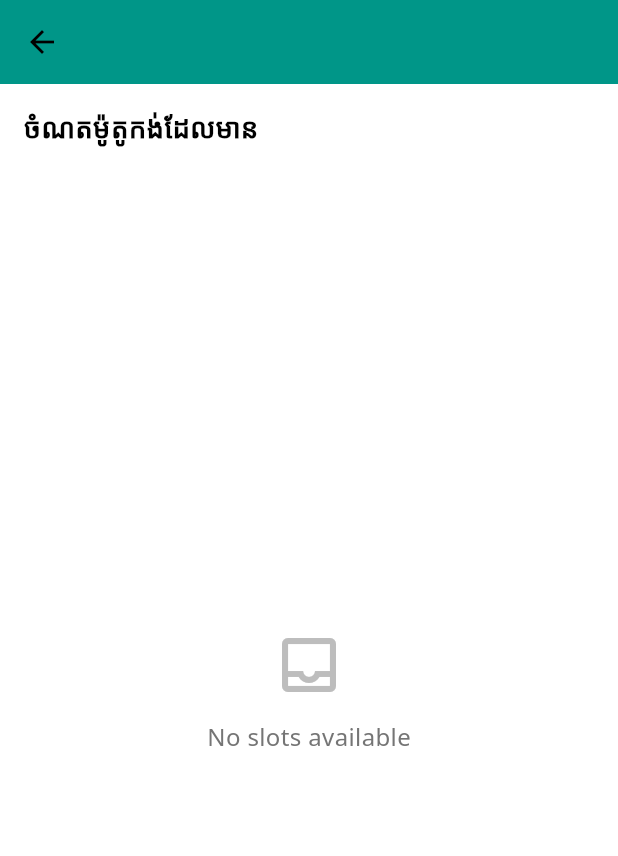
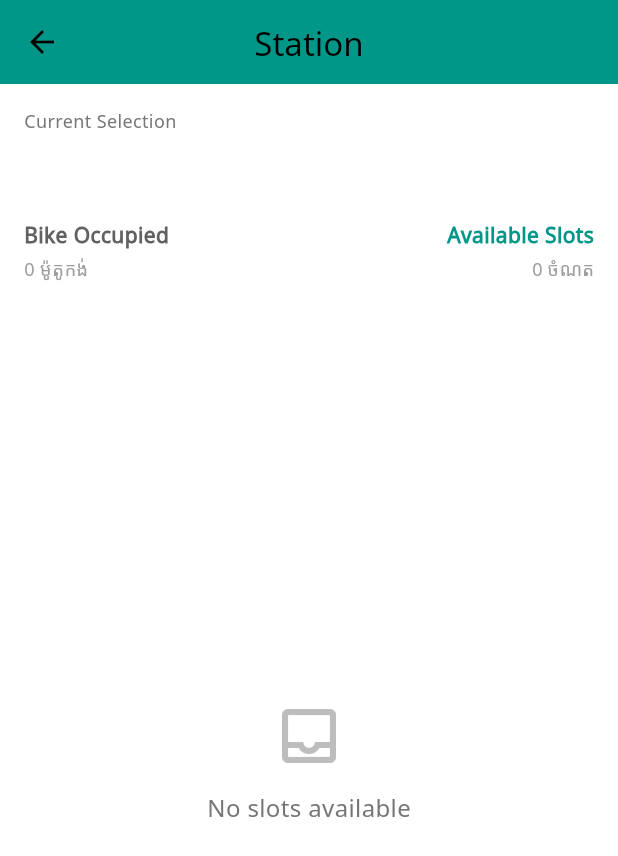
Before and after one commit to CPF-CADT/Velo_PP, a Flutter app: the StationContent screen opened directly with empty values, on a phone screen of 412 x 824 dp. Shown: the top 856 px of the screen. Run offline on Flutter 3.47's test engine with Material 3 defaults, Android fonts, the phone set to English and light mode, and no system bars; our stand-ins replace flutter_map, geolocator, latlong2.

Commit message:
final version

```diff
--- a/lib/l10n/app_localizations.dart
+++ b/lib/l10n/app_localizations.dart
@@ -94,6 +94,7 @@ class AppLocalizations {
     'westdistrict': {'en': 'West District', 'km': 'លិច'},
     'station10': {'en': 'Station 10', 'km': 'ស្ថានីយ ១០'},
     'eastmarket': {'en': 'East Market', 'km': 'កើត'},
+    'total': {'en': 'Total', 'km': 'សរុប'},
   };
 
   String get(String key) {
--- a/lib/services/station_service.dart
+++ b/lib/services/station_service.dart
@@ -15,7 +15,7 @@ class MockStationGeographyService implements StationGeographyService {
   List<Station> generateStations(LatLng userLocation, AppLocalizations loc) {
     return [
       Station(
-        id: 'st_eden',
+        id: 'st_01',
         name: 'Eden Garden Station',
         location: LatLng(
           userLocation.latitude + 0.00045,
@@ -26,7 +26,7 @@ class MockStationGeographyService implements StationGeographyService {
         address: 'Eden Garden',
       ),
       Station(
-        id: 'st_central',
+        id: 'st_02',
         name: 'Central Market Station',
         location: LatLng(
           userLocation.latitude + 0.003,
@@ -37,7 +37,7 @@ class MockStationGeographyService implements StationGeographyService {
         address: 'Phsar Thmei',
       ),
       Station(
-        id: 'st_riverside',
+        id: 'st_03',
         name: 'Riverside Station',
         location: LatLng(
           userLocation.latitude + 0.001,
@@ -48,7 +48,7 @@ class MockStationGeographyService implements StationGeographyService {
         address: 'Sisowath Quay',
       ),
       Station(
-        id: 'st_university',
+        id: 'st_04',
         name: 'University Station',
         location: LatLng(
           userLocation.latitude - 0.004,
@@ -59,7 +59,7 @@ class MockStationGeographyService implements StationGeographyService {
         address: 'Russian Blvd',
       ),
       Station(
-        id: 'st_nightmarket',
+        id: 'st_05',
         name: 'Night Market Station',
         location: LatLng(
           userLocation.latitude - 0.001,
@@ -80,7 +80,7 @@ class RealStationGeographyService implements StationGeographyService {
   List<Station> generateStations(LatLng userLocation, AppLocalizations loc) {
     return [
       Station(
-        id: 'st_eden',
+        id: 'st_01',
         name: 'Eden Garden Station',
         location: const LatLng(11.5622, 104.9152),
         capacity: 12,
@@ -88,7 +88,7 @@ class RealStationGeographyService implements StationGeographyService {
         address: 'Eden Garden',
       ),
       Station(
-        id: 'st_central',
+        id: 'st_02',
         name: 'Central Market Station',
         location: const LatLng(11.5695, 104.9210),
         capacity: 16,
@@ -96,7 +96,7 @@ class RealStationGeographyService implements StationGeographyService {
         address: 'Phsar Thmei',
       ),
       Station(
-        id: 'st_riverside',
+        id: 'st_03',
         name: 'Riverside Station',
         location: const LatLng(11.5735, 104.9292),
         capacity: 10,
@@ -104,7 +104,7 @@ class RealStationGeographyService implements StationGeographyService {
         address: 'Sisowath Quay',
       ),
       Station(
-        id: 'st_university',
+        id: 'st_04',
         name: 'University Station',
         location: const LatLng(11.5529, 104.9166),
         capacity: 14,
@@ -112,7 +112,7 @@ class RealStationGeographyService implements StationGeographyService {
         address: 'Russian Blvd',
       ),
       Station(
-        id: 'st_nightmarket',
+        id: 'st_05',
         name: 'Night Market Station',
         location: const LatLng(11.5754, 104.9263),
         capacity: 8,
--- a/lib/ui/screens/station/content/station_content.dart
+++ b/lib/ui/screens/station/content/station_content.dart
@@ -22,7 +22,6 @@ class StationContent extends StatelessWidget {
 
     return Consumer<StationViewModel>(
       builder: (context, viewModel, _) {
-        // Load slots on first build
         if (viewModel.slots.state == AsyncValueState.loading) {
           Future.microtask(() => viewModel.loadSlots(stationId));
         }
@@ -75,10 +74,12 @@ class StationContent extends StatelessWidget {
         }
 
         final slots = viewModel.slots.data ?? [];
+        final availableSlots = slots.where((slot) => slot.status == 'available').length;
+        final occupiedSlots = slots.where((slot) => slot.status == 'occupied').length;
 
         return Scaffold(
           appBar: AppBar(
-            title: Text(stationName),
+            title: const Text("Station"),
             backgroundColor: Colors.teal,
             centerTitle: true,
             elevation: 0,
@@ -88,14 +89,76 @@ class StationContent extends StatelessWidget {
             child: Column(
               crossAxisAlignment: CrossAxisAlignment.start,
               children: [
+                // Header section
                 Text(
-                  loc.get('availableSlots'),
+                  'Current Selection',
+                  style: TextStyle(
+                    fontSize: 12,
+                    fontWeight: FontWeight.w500,
+                    color: Colors.grey[600],
+                  ),
+                ),
+                const SizedBox(height: 4),
+                Text(
+                  stationName,
                   style: const TextStyle(
-                    fontSize: 18,
+                    fontSize: 24,
                     fontWeight: FontWeight.bold,
                   ),
                 ),
-                const SizedBox(height: 16),
+                const SizedBox(height: 20),
+
+                // Live Dock Status section
+                Row(
+                  mainAxisAlignment: MainAxisAlignment.spaceBetween,
+                  children: [
+                    Column(
+                      crossAxisAlignment: CrossAxisAlignment.start,
+                      children: [
+                        Text(
+                          'Bike Occupied',
+                          style: TextStyle(
+                            fontSize: 14,
+                            fontWeight: FontWeight.w600,
+                            color: Colors.grey[700],
+                          ),
+                        ),
+                        const SizedBox(height: 4),
+                        Text(
+                          '$occupiedSlots ${loc.get('bikes')}',
+                          style: const TextStyle(
+                            fontSize: 12,
+                            color: Colors.grey,
+                          ),
+                        ),
+                      ],
+                    ),
+                    Column(
+                      crossAxisAlignment: CrossAxisAlignment.end,
+                      children: [
+                        Text(
+                          'Available Slots',
+                          style: TextStyle(
+                            fontSize: 14,
+                            fontWeight: FontWeight.w600,
+                            color: Colors.teal,
+                          ),
+                        ),
+                        const SizedBox(height: 4),
+                        Text(
+                          '$availableSlots ${loc.get('slots')}',
+                          style: const TextStyle(
+                            fontSize: 12,
+                            color: Colors.grey,
+                          ),
+                        ),
+                      ],
+                    ),
+                  ],
+                ),
+                const SizedBox(height: 20),
+
+                // Slots list
                 Expanded(
                   child: SlotsGrid(
                     slots: slots,
```
